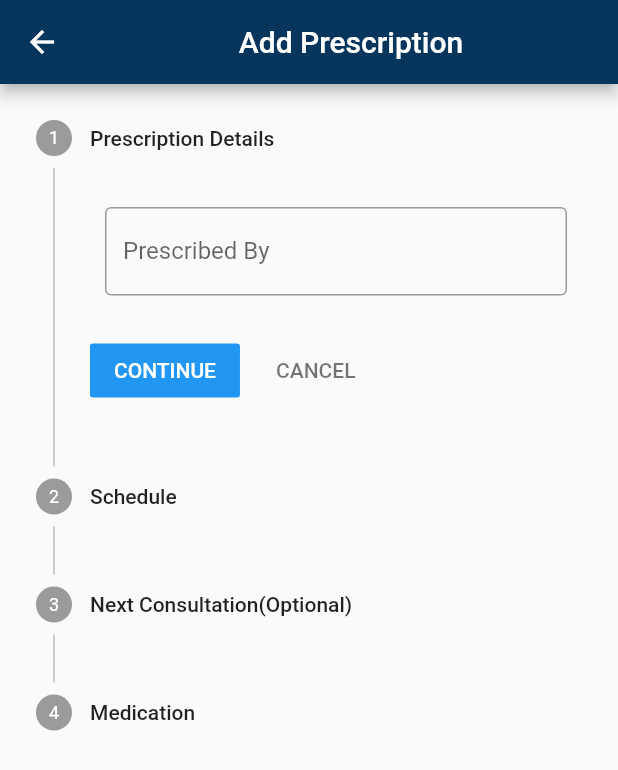
After one commit to AATHILA/xtracare, a Flutter app: the AddPrescriptionStepOneWidget screen opened directly, on a phone screen of 412 x 824 dp. The commit adds this screen. Shown: the top 770 px of the screen. Run offline on Flutter 3.47's test engine with Material 2 defaults, Android fonts, the phone set to English and light mode, and no system bars; our stand-ins replace dropdown_search, email_validator, google_fonts, shared_preferences, sqflite; missing offline and left inert: dart:ffi; accounts and stored records are empty.

Commit message:
prescription

```diff
--- a/lib/home.dart
+++ b/lib/home.dart
@@ -5,6 +5,7 @@ import 'package:pill_reminder/db/user_helper.dart';
 import 'package:pill_reminder/medicine.dart';
 import 'package:pill_reminder/model/user.dart';
 import 'package:pill_reminder/my_drawer_header.dart';
+import 'package:pill_reminder/prescription.dart';
 import 'package:pill_reminder/profiles.dart';
 import 'package:pill_reminder/timeslot.dart';
 
@@ -44,9 +45,9 @@ class _HomeWidgetState extends State<HomeWidget> {
       container = TimeSlotWidget();
     } else if (currentPage == DrawerSections.medicine) {
       container = MedicineWidget();
-    } /* else if (currentPage == DrawerSections.settings) {
-      container = SettingsPage();
-    } else if (currentPage == DrawerSections.notifications) {
+    } else if (currentPage == DrawerSections.prescription) {
+      container = PrescriptionWidget();
+    } /* else if (currentPage == DrawerSections.notifications) {
       container = NotificationsPage();
     } else if (currentPage == DrawerSections.privacy_policy) {
       container = PrivacyPolicyPage();
@@ -86,11 +87,11 @@ class _HomeWidgetState extends State<HomeWidget> {
               currentPage == DrawerSections.profiles ? true : false),
           menuItem(3, "Time Slot", Icons.timer,
               currentPage == DrawerSections.timeslot ? true : false),
-          menuItem(4, "Medicines", Icons.medication,
+          menuItem(4, "Medicines", Icons.medical_information,
               currentPage == DrawerSections.medicine ? true : false),
+          menuItem(5, "Prescription", Icons.medication,
+              currentPage == DrawerSections.prescription ? true : false),
           Divider(),
-          menuItem(5, "Settings", Icons.settings_outlined,
-              currentPage == DrawerSections.settings ? true : false),
           menuItem(6, "Notifications", Icons.notifications_outlined,
               currentPage == DrawerSections.notifications ? true : false),
           menuItem(7, "Logout", Icons.logout,
@@ -117,7 +118,7 @@ class _HomeWidgetState extends State<HomeWidget> {
             } else if (id == 4) {
               currentPage = DrawerSections.medicine;
             } else if (id == 5) {
-              currentPage = DrawerSections.settings;
+              currentPage = DrawerSections.prescription;
             } else if (id == 6) {
               currentPage = DrawerSections.notifications;
             } else if (id == 7) {
@@ -163,7 +164,7 @@ enum DrawerSections {
   profiles,
   timeslot,
   medicine,
-  settings,
+  prescription,
   notifications,
   logout
 }
--- a/lib/model/medicine.dart
+++ b/lib/model/medicine.dart
@@ -26,4 +26,8 @@ class Medicine {
       category: map['category'],
     );
   }
+
+  bool isEqual(Medicine s) {
+    return (s.id == id);
+  }
 }
--- a/lib/model/timeslot.dart
+++ b/lib/model/timeslot.dart
@@ -26,6 +26,10 @@ class Timeslot {
       times: map['times'],
     );
   }
+
+  isEqual(Timeslot s) {
+    return s.id == this.id;
+  }
 }
 
 class TimeslotTimes {
--- /dev/null
+++ b/lib/prescriptionaddstep1.dart
@@ -0,0 +1,410 @@
+import 'package:dropdown_search/dropdown_search.dart';
+import 'package:flutter/material.dart';
+import 'package:intl/intl.dart';
+import 'package:pill_reminder/db/medicine_helper.dart';
+import 'package:pill_reminder/db/sharedpref_helper.dart';
+import 'package:pill_reminder/db/timeslot_helper.dart';
+import 'package:pill_reminder/model/medicine.dart';
+import 'package:pill_reminder/model/timeslot.dart';
+import 'package:pill_reminder/validate_helper.dart';
+
+class AddPrescriptionStepOneWidget extends StatefulWidget {
+  const AddPrescriptionStepOneWidget({super.key});
+
+  @override
+  State<AddPrescriptionStepOneWidget> createState() =>
+      _AddPrescriptionStepOneState();
+}
+
+class _AddPrescriptionStepOneState extends State<AddPrescriptionStepOneWidget> {
+  final _prescribedByController = TextEditingController();
+  final _fromDateController = TextEditingController();
+  final _toDateController = TextEditingController();
+  final _consultationDateController = TextEditingController();
+
+  int _currentStep = 0;
+  int selectedMedicine = 0;
+  String selectedDose = '';
+  int selectedTimeslot = 0;
+  int userID = 0;
+
+  bool _validate = true;
+  String validField = '', errMsg = '';
+  validateFields() {
+    setState(() {
+      _validate = true;
+      if (!ValidatorHelper.validateFields(
+          _prescribedByController.text, 'TEXT_FIELD_NOT_EMPTY')) {
+        _validate = false;
+        validField = 'PRECRIBED';
+        errMsg = "Prescribed By is required";
+        _currentStep = 0;
+      } else if (!ValidatorHelper.validateFields(
+          _fromDateController.text, 'TEXT_FIELD_NOT_EMPTY')) {
+        _validate = false;
+        validField = 'STARTDATE';
+        errMsg = "Start Date is required";
+        _currentStep = 1;
+      } else if (selectedMedicine == 0) {
+        _validate = false;
+        validField = 'SELECTMEDICINE';
+        errMsg = "Medicine is required";
+        _currentStep = 3;
+      } else if (selectedDose.isEmpty) {
+        _validate = false;
+        validField = 'SELECTDOSE';
+        errMsg = "Dose is required";
+        _currentStep = 3;
+      } else if (selectedTimeslot == 0) {
+        _validate = false;
+        validField = 'SELECTTIMESLOT';
+        errMsg = "Frequency is required";
+        _currentStep = 3;
+      }
+    });
+  }
+
+  @override
+  void initState() {
+    super.initState();
+    setState(() {
+      SharedPreferHelper.getData('login_session_userid')
+          .then((value) => {userID = int.parse(value)});
+    });
+  }
+
+  @override
+  Widget build(BuildContext context) {
+    return Scaffold(
+        appBar: AppBar(
+          backgroundColor: const Color.fromARGB(255, 7, 53, 91),
+          title: const Center(
+            child:
+                Text("Add Prescription", style: TextStyle(color: Colors.white)),
+          ),
+        ),
+        body: Stepper(
+          steps: getSteps(),
+          currentStep: _currentStep,
+          onStepCancel: () {
+            if (_currentStep > 0) {
+              setState(() {
+                _currentStep--;
+              });
+            }
+          },
+          onStepContinue: () {
+            final isLastStep = _currentStep == getSteps().length - 1;
+            if (isLastStep) {
+              validateFields();
+              if (_validate == false) return;
+              showDialog(
+                  context: context,
+                  builder: (BuildContext context) {
+                    return AlertDialog(title: Text("Prescription Created"));
+                  });
+            } else {
+              setState(() {
+                _currentStep++;
+              });
+            }
+          },
+        ));
+  }
+
+  List<Step> getSteps() {
+    return <Step>[
+      Step(
+          title: Text('Prescription Details'),
+          content: Column(
+            children: [
+              Container(
+                  padding: const EdgeInsets.all(10),
+                  child: TextFormField(
+                      controller: _prescribedByController,
+                      decoration: InputDecoration(
+                        border: OutlineInputBorder(),
+                        labelText: "Prescribed By",
+                        errorText: !_validate && validField == "PRECRIBED"
+                            ? errMsg
+                            : null,
+                      )))
+            ],
+          )),
+      Step(
+          title: Text('Schedule'),
+          content: Column(
+            children: [
+              Container(
+                  padding: const EdgeInsets.all(10),
+                  child: TextFormField(
+                      onTap: () {
+                        _presentDatePicker(_fromDateController);
+                      },
+                      controller: _fromDateController,
+                      decoration: InputDecoration(
+                        border: OutlineInputBorder(),
+                        labelText: "Start Date",
+                        suffixIcon: Icon(Icons.calendar_today),
+                        errorText: !_validate && validField == "STARTDATE"
+                            ? errMsg
+                            : null,
+                      ))),
+              Container(
+                  padding: const EdgeInsets.all(10),
+                  child: TextFormField(
+                      onTap: () {
+                        _presentDatePicker(_toDateController);
+                      },
+                      controller: _toDateController,
+                      decoration: InputDecoration(
+                        border: OutlineInputBorder(),
+                        labelText: "End Date",
+                        suffixIcon: Icon(Icons.calendar_today),
+                      )))
+            ],
+          )),
+      Step(
+          title: Text('Next Consultation(Optional)'),
+          content: Column(
+            children: [
+              Container(
+                  padding: const EdgeInsets.all(10),
+                  child: TextFormField(
+                      onTap: () {
+                        _presentDatePicker(_consultationDateController);
+                      },
+                      controller: _consultationDateController,
+                      decoration: const InputDecoration(
+                        border: OutlineInputBorder(),
+                        labelText: "Consultation Date",
+                        suffixIcon: Icon(Icons.calendar_today),
+                      ))),
+            ],
+          )),
+      Step(
+          title: Text('Medication'),
+          content: Column(
+            children: [
+              Container(
+                  padding: const EdgeInsets.all(10),
+                  child: DropdownSearch<Medicine>(
+                    itemAsString: (item) {
+                      return item.name.toString();
+                    },
+                    dropdownDecoratorProps: DropDownDecoratorProps(
+                      dropdownSearchDecoration: InputDecoration(
+                        border: OutlineInputBorder(),
+                        labelText: "Medicine",
+                        hintText: "Select Medicine",
+                        errorText: !_validate && validField == "SELECTMEDICINE"
+                            ? errMsg
+                            : null,
+                      ),
+                    ),
+                    onChanged: (value) {
+                      selectedMedicine = value!.id ?? 0;
+                    },
+                    asyncItems: (filter) => getMedicine(filter),
+                    compareFn: (i, s) => i.isEqual(s),
+                    popupProps: PopupPropsMultiSelection.modalBottomSheet(
+                      isFilterOnline: true,
+                      showSelectedItems: true,
+                      showSearchBox: true,
+                      itemBuilder: _customPopupItemBuilderMedcine,
+                    ),
+                  )),
+              Container(
+                padding: const EdgeInsets.all(10),
+                child: DropdownSearch<String>(
+                  dropdownDecoratorProps: DropDownDecoratorProps(
+                    dropdownSearchDecoration: InputDecoration(
+                      border: OutlineInputBorder(),
+                      labelText: "Dose",
+                      hintText: "Select Dose",
+                      errorText: !_validate && validField == "SELECTDOSE"
+                          ? errMsg
+                          : null,
+                    ),
+                  ),
+                  onChanged: (value) {
+                    selectedDose = value ?? '';
+                  },
+                  popupProps: const PopupPropsMultiSelection.modalBottomSheet(
+                    isFilterOnline: true,
+                    showSelectedItems: true,
+                    showSearchBox: true,
+                  ),
+                  items: const [
+                    '1/2 Capsule',
+                    '1 Capsule',
+                    '1 ML',
+                    '2.5 ML',
+                    '5 ML',
+                    '10 ML'
+                  ],
+                  selectedItem: selectedDose,
+                ),
+              ),
+              Container(
+                  padding: const EdgeInsets.all(10),
+                  child: DropdownSearch<Timeslot>(
+                    itemAsString: (item) {
+                      return item.name.toString();
+                    },
+                    onChanged: (value) {
+                      selectedTimeslot = value!.id ?? 0;
+                    },
+                    dropdownDecoratorProps: DropDownDecoratorProps(
+                      dropdownSearchDecoration: InputDecoration(
+                        border: OutlineInputBorder(),
+                        labelText: "Frequency",
+                        hintText: "Select Frequency",
+                        errorText: !_validate && validField == "SELECTTIMESLOT"
+                            ? errMsg
+                            : null,
+                      ),
+                    ),
+                    asyncItems: (filter) => getTimeslot(filter),
+                    compareFn: (i, s) => i.isEqual(s),
+                    popupProps: PopupPropsMultiSelection.modalBottomSheet(
+                      isFilterOnline: true,
+                      showSelectedItems: true,
+                      showSearchBox: true,
+                      itemBuilder: _customPopupItemBuilderTimeslot,
+                    ),
+                  )),
+            ],
+          ))
+    ];
+  }
+
+  void _presentDatePicker(controller) {
+    // showDatePicker is a pre-made funtion of Flutter
+    DateTime currentDate = DateTime.now();
+    showDatePicker(
+            context: context,
+            initialDate: DateTime.now(),
+            firstDate: DateTime(
+                currentDate.year, currentDate.month - 1, currentDate.day),
+            lastDate: DateTime(
+                currentDate.year, currentDate.month + 3, currentDate.day))
+        .then((pickedDate) {
+      if (pickedDate != null) {
+        String formattedDate = DateFormat('dd/MM/yyyy').format(pickedDate);
+
+        setState(() {
+          controller.text = formattedDate;
+        });
+      } else {
+        print("Date is not selected");
+      }
+    });
+  }
+
+  Widget _customPopupItemBuilderMedcine(
+      BuildContext context, Medicine item, bool isSelected) {
+    return Container(
+      margin: EdgeInsets.symmetric(horizontal: 8),
+      decoration: !isSelected
+          ? null
+          : BoxDecoration(
+              border: Border.all(color: Theme.of(context).primaryColor),
+              borderRadius: BorderRadius.circular(5),
+              color: Color.fromARGB(255, 255, 255, 255),
+            ),
+      child: ListTile(
+        onTap: () {
+          setState(() {
+            selectedMedicine = item.id ?? 0;
+          });
+        },
+        selected: isSelected,
+        title: Text(item.name ?? ''),
+      ),
+    );
+  }
+
+  Widget _customPopupItemBuilderTimeslot(
+      BuildContext context, Timeslot item, bool isSelected) {
+    return Container(
+      margin: EdgeInsets.symmetric(horizontal: 8),
+      decoration: !isSelected
+          ? null
+          : BoxDecoration(
+              border: Border.all(color: Theme.of(context).primaryColor),
+              borderRadius: BorderRadius.circular(5),
+              color: Color.fromARGB(255, 255, 255, 255),
+            ),
+      child: makeListTile(item),
+    );
+  }
+
+  ListTile makeListTile(Timeslot timeslot) => ListTile(
+        contentPadding: EdgeInsets.symmetric(horizontal: 20.0, vertical: 10.0),
+        leading: Container(
+          padding: EdgeInsets.only(right: 12.0),
+          decoration: BoxDecoration(
+              border:
+                  Border(right: BorderSide(width: 1.0, color: Colors.black))),
+          child: Container(
+              child: Column(
+                  mainAxisAlignment: MainAxisAlignment.center,
+                  children: [
+                Icon(Icons.timer, color: Colors.black),
+              ])),
+        ),
+        title: Text(
+          timeslot.name ?? "",
+          style: TextStyle(color: Colors.black, fontWeight: FontWeight.bold),
+        ),
+        subtitle:
+            Row(mainAxisAlignment: MainAxisAlignment.center, children: <Widget>[
+          Expanded(
+            flex: 4,
+            child: Padding(
+                padding: EdgeInsets.only(left: 10.0),
+                child: Wrap(
+                  alignment: WrapAlignment.start,
+                  direction: Axis.horizontal,
+                  children: <Widget>[
+                    for (var ele in timeslot.times!)
+                      Container(
+                          child: Container(
+                              margin: const EdgeInsets.fromLTRB(5, 5, 0, 0),
+                              padding: const EdgeInsets.all(3.0),
+                              decoration: BoxDecoration(
+                                border: Border.all(
+                                    width: 2,
+                                    color: Color.fromARGB(255, 0, 0, 0)),
+                              ),
+                              child: Text(ele.time ?? "",
+                                  style: TextStyle(
+                                      fontWeight: FontWeight.bold,
+                                      color: const Color.fromARGB(255, 0, 0, 0),
+                                      fontSize: 10))))
+                  ],
+                )),
+          ),
+        ]),
+        onTap: () {
+          selectedTimeslot = timeslot.id ?? 0;
+        },
+      );
+
+  Future<List<Medicine>> getMedicine(filter) async {
+    List<Medicine> dt = [];
+    await MedicineHelper.getMedicineByName(filter + '%').then((value) => {
+          for (var it in value) {dt.add(Medicine.fromMap(it))}
+        });
+    return dt;
+  }
+
+  Future<List<Timeslot>> getTimeslot(filter) async {
+    List<Timeslot> dt = [];
+    await TimeSlotHelper.queryAll(userID).then((value) => {
+          for (var it in value) {dt.add(it)}
+        });
+    return dt;
+  }
+}
--- a/pubspec.yaml
+++ b/pubspec.yaml
@@ -41,7 +41,7 @@ dependencies:
   intl: ^0.18.1
   email_validator: ^2.1.17
   shared_preferences: ^2.0.10
-
+  dropdown_search: ^5.0.6
 dev_dependencies:
   flutter_test:
     sdk: flutter
```
Also changed, not shown: lib/main.dart (+0 -25 lines), lib/prescription.dart (added, +30 -0 lines), pubspec.lock.
